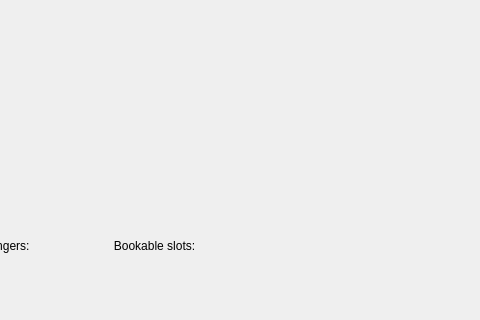
The window that dialog.ui (FRANZ2103/SQLITE_DB) describes before a commit, drawn with Qt 5; both pictures show x 461 to 941 and y 0 to 320 of the 1147 by 579 pixel window.
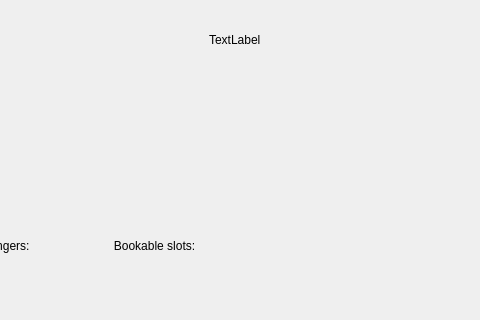
The same window after the commit.

Commit message: Added clock for realtime

What changed in the file:
```diff
--- a/dialog.ui
+++ b/dialog.ui
@@ -116,6 +116,19 @@
     <set>Qt::AlignCenter</set>
    </property>
   </widget>
+  <widget class="QLabel" name="label_clock">
+   <property name="geometry">
+    <rect>
+     <x>670</x>
+     <y>30</y>
+     <width>63</width>
+     <height>20</height>
+    </rect>
+   </property>
+   <property name="text">
+    <string>TextLabel</string>
+   </property>
+  </widget>
  </widget>
  <resources/>
  <connections/>
```
The commit also changes 6 other files.
